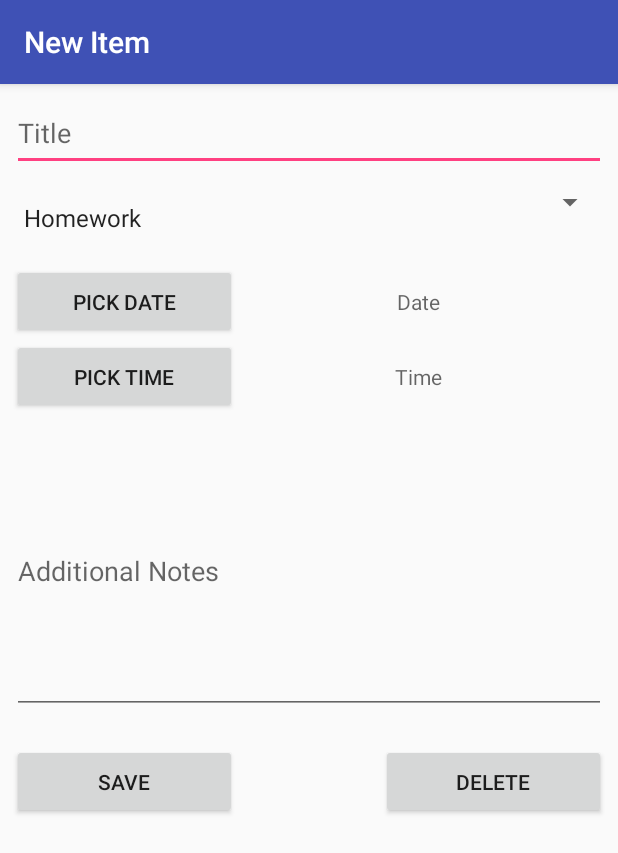
After one commit to RafhaanShah/Study-Assistant, an Android app: the ScheduleItemActivity screen opened directly, with no data from a screen before it, on a phone screen of 412 x 824 dp. The commit adds this screen. Shown: the top 853 px of the screen. Run offline under Robolectric (Android 15) with nearby library versions, the phone set to English and light mode, and no system bars.

Commit message:
Add activity for new schedule item

```diff
--- a/app/src/main/AndroidManifest.xml
+++ b/app/src/main/AndroidManifest.xml
@@ -18,6 +18,9 @@
                 <category android:name="android.intent.category.LAUNCHER" />
             </intent-filter>
         </activity>
+        <activity
+            android:name=".ScheduleItemActivity"
+            android:label="New Item"></activity>
     </application>
 
 </manifest>
--- a/app/src/main/java/com/rafhaanshah/studyassistant/ScheduleFragment.java
+++ b/app/src/main/java/com/rafhaanshah/studyassistant/ScheduleFragment.java
@@ -22,4 +22,5 @@ public class ScheduleFragment extends Fragment {
                              Bundle savedInstanceState) {
         return inflater.inflate(R.layout.fragment_schedule, container, false);
     }
+
 }
--- /dev/null
+++ b/app/src/main/java/com/rafhaanshah/studyassistant/ScheduleItemActivity.java
@@ -0,0 +1,170 @@
+package com.rafhaanshah.studyassistant;
+
+import android.app.AlertDialog;
+import android.app.DatePickerDialog;
+import android.app.TimePickerDialog;
+import android.content.DialogInterface;
+import android.os.Bundle;
+import android.support.v7.app.AppCompatActivity;
+import android.view.View;
+import android.widget.AdapterView;
+import android.widget.ArrayAdapter;
+import android.widget.DatePicker;
+import android.widget.EditText;
+import android.widget.Spinner;
+import android.widget.TextView;
+import android.widget.TimePicker;
+
+import java.text.ParseException;
+import java.text.SimpleDateFormat;
+import java.util.ArrayList;
+import java.util.Calendar;
+import java.util.Date;
+import java.util.List;
+
+public class ScheduleItemActivity extends AppCompatActivity implements AdapterView.OnItemSelectedListener {
+
+    private String title, type, dueDate, dueTime, notes;
+    private long epochTime;
+    private int day, month, year, hour, minute;
+
+    @Override
+    protected void onCreate(Bundle savedInstanceState) {
+        super.onCreate(savedInstanceState);
+        setContentView(R.layout.activity_schedule_item);
+
+        setSpinner();
+
+    }
+
+    public void setSpinner() {
+        // Spinner element
+        Spinner spinner = findViewById(R.id.spinner);
+
+        // Spinner click listener
+        spinner.setOnItemSelectedListener(this);
+
+        List<String> categories = new ArrayList<String>();
+        categories.add("Homework");
+        categories.add("Coursework Assignement");
+        categories.add("Class Test");
+        categories.add("Exam");
+
+        // Creating adapter for spinner
+        ArrayAdapter<String> dataAdapter = new ArrayAdapter<String>(this, android.R.layout.simple_spinner_item, categories);
+
+        // Drop down layout style - list view with radio button
+        dataAdapter.setDropDownViewResource(android.R.layout.simple_spinner_dropdown_item);
+
+        // attaching data adapter to spinner
+        spinner.setAdapter(dataAdapter);
+
+    }
+
+    public void saveItem(View v) {
+        title = ((EditText) findViewById(R.id.titleText)).getText().toString();
+        notes = ((EditText) findViewById(R.id.notesText)).getText().toString();
+        epochTime = parseDateTime(dueDate, dueTime);
+
+
+        //TODO: save item
+        finish();
+    }
+
+    public void deleteItem(View v) {
+        AlertDialog ad = new AlertDialog.Builder(this)
+                .setTitle("Confirm Delete")
+                .setMessage("Are you sure you want to delete this item?")
+                .setPositiveButton("Yes", new DialogInterface.OnClickListener() {
+                    public void onClick(DialogInterface dialog, int which) {
+                        //TODO: delete item, check if exists first
+                        finish();
+                    }
+                })
+                .setNegativeButton("No", new DialogInterface.OnClickListener() {
+                    public void onClick(DialogInterface dialog, int which) {
+
+                    }
+                })
+                .show();
+
+    }
+
+    @Override
+    public void onItemSelected(AdapterView<?> adapterView, View view, int i, long l) {
+        // On selecting a spinner item
+        String item = adapterView.getItemAtPosition(i).toString();
+        type = item;
+    }
+
+    @Override
+    public void onNothingSelected(AdapterView<?> adapterView) {
+
+    }
+
+    public void pickDate(View v) {
+        final TextView dateText = findViewById(R.id.dateText);
+
+        if (day == 0) {
+            final Calendar c = Calendar.getInstance();
+            year = c.get(Calendar.YEAR);
+            month = c.get(Calendar.MONTH);
+            day = c.get(Calendar.DAY_OF_MONTH);
+        }
+
+        //Launch date picker dialog
+        DatePickerDialog datePickerDialog = new DatePickerDialog(this,
+                new DatePickerDialog.OnDateSetListener() {
+
+                    @Override
+                    public void onDateSet(DatePicker view, int pickedYear,
+                                          int monthOfYear, int dayOfMonth) {
+
+                        dateText.setText(dayOfMonth + "/" + (monthOfYear + 1) + "/" + pickedYear);
+                        dueDate = dayOfMonth + "/" + (monthOfYear + 1) + "/" + pickedYear;
+                        year = pickedYear;
+                        month = monthOfYear;
+                        day = dayOfMonth;
+                    }
+                }, year, month, day);
+        datePickerDialog.show();
+    }
+
+    public void pickTime(View v) {
+        final TextView timeText = findViewById(R.id.timeText);
+
+        if (day == 0) {
+            final Calendar c = Calendar.getInstance();
+            hour = c.get(Calendar.HOUR_OF_DAY);
+            minute = c.get(Calendar.MINUTE);
+        }
+
+        // Launch time picker dialog
+        TimePickerDialog timePickerDialog = new TimePickerDialog(this,
+                new TimePickerDialog.OnTimeSetListener() {
+
+                    @Override
+                    public void onTimeSet(TimePicker view, int hourOfDay,
+                                          int minuteOfHour) {
+
+                        timeText.setText(String.format("%02d", hourOfDay) + ":" + String.format("%02d", minuteOfHour));
+                        dueTime = hourOfDay + ":" + minute;
+                        hour = hourOfDay;
+                        minute = minuteOfHour;
+                    }
+                }, hour, minute, false);
+
+        timePickerDialog.show();
+    }
+
+    private long parseDateTime(String date, String time) {
+        SimpleDateFormat df = new SimpleDateFormat("dd/mm/yyyy HH:mm");
+        Date epochDate = null;
+        try {
+            epochDate = df.parse(date + " " + time);
+        } catch (ParseException e) {
+            epochTime = Calendar.getInstance().getTimeInMillis();
+        }
+        return epochDate.getTime();
+    }
+}
--- a/app/src/main/res/layout/activity_main.xml
+++ b/app/src/main/res/layout/activity_main.xml
@@ -11,9 +11,8 @@
     <FrameLayout
         android:id="@+id/content"
         android:layout_width="match_parent"
-        android:layout_height="0dp"
+        android:layout_height="match_parent"
         android:layout_weight="1">
-
     </FrameLayout>
 
     <android.support.design.widget.BottomNavigationView
--- /dev/null
+++ b/app/src/main/res/layout/activity_schedule_item.xml
@@ -0,0 +1,108 @@
+<?xml version="1.0" encoding="utf-8"?>
+<android.support.constraint.ConstraintLayout xmlns:android="http://schemas.android.com/apk/res/android"
+    xmlns:tools="http://schemas.android.com/tools"
+    android:layout_width="match_parent"
+    android:layout_height="match_parent"
+    android:layout_margin="8dp"
+    tools:context="com.rafhaanshah.studyassistant.ScheduleItemActivity">
+
+    <LinearLayout
+        android:layout_width="match_parent"
+        android:layout_height="match_parent"
+        android:orientation="vertical">
+
+        <EditText
+            android:id="@+id/titleText"
+            android:layout_width="match_parent"
+            android:layout_height="50dp"
+            android:hint="Title"
+            android:inputType="textPersonName"
+            android:maxLength="35"
+            android:paddingTop="10dp" />
+
+        <Spinner
+            android:id="@+id/spinner"
+            android:layout_width="match_parent"
+            android:layout_height="wrap_content"
+            android:paddingTop="20dp" />
+
+        <RelativeLayout
+            android:layout_width="match_parent"
+            android:layout_height="120dp"
+            android:paddingTop="20dp">
+
+            <Button
+                android:id="@+id/dateButton"
+                android:layout_width="150dp"
+                android:layout_height="50dp"
+                android:layout_alignParentLeft="true"
+                android:layout_alignParentTop="true"
+                android:onClick="pickDate"
+                android:text="Pick Date" />
+
+            <Button
+                android:id="@+id/timeButton"
+                android:layout_width="150dp"
+                android:layout_height="50dp"
+                android:layout_alignParentBottom="true"
+                android:layout_alignParentLeft="true"
+                android:onClick="pickTime"
+                android:text="Pick Time" />
+
+            <TextView
+                android:id="@+id/dateText"
+                android:layout_width="250dp"
+                android:layout_height="50dp"
+                android:layout_alignParentRight="true"
+                android:layout_alignParentTop="true"
+                android:gravity="center"
+                android:hint="Date" />
+
+            <TextView
+                android:id="@+id/timeText"
+                android:layout_width="250dp"
+                android:layout_height="50dp"
+                android:layout_alignParentBottom="true"
+                android:layout_alignParentRight="true"
+                android:gravity="center"
+                android:hint="Time" />
+
+        </RelativeLayout>
+
+        <EditText
+            android:id="@+id/notesText"
+            android:layout_width="match_parent"
+            android:layout_height="200dp"
+            android:hint="Additional Notes"
+            android:inputType="textMultiLine"
+            android:maxLength="250"
+            android:paddingTop="20dp" />
+
+        <RelativeLayout
+            android:layout_width="match_parent"
+            android:layout_height="120dp"
+            android:paddingTop="20dp">
+
+            <Button
+                android:id="@+id/saveButton"
+                android:layout_width="150dp"
+                android:layout_height="50dp"
+                android:layout_alignParentLeft="true"
+                android:layout_alignParentTop="true"
+                android:onClick="saveItem"
+                android:text="Save" />
+
+            <Button
+                android:id="@+id/cancelButton"
+                android:layout_width="150dp"
+                android:layout_height="50dp"
+                android:layout_alignParentRight="true"
+                android:layout_alignParentTop="true"
+                android:onClick="deleteItem"
+                android:text="Delete" />
+
+        </RelativeLayout>
+
+    </LinearLayout>
+
+</android.support.constraint.ConstraintLayout>
--- a/app/src/main/res/menu/navigation.xml
+++ b/app/src/main/res/menu/navigation.xml
@@ -4,16 +4,16 @@
     <item
         android:id="@+id/navigation_home"
         android:icon="@drawable/ic_home_black_24dp"
-        android:title="@string/title_home" />
+        android:title="Schedule" />
 
     <item
         android:id="@+id/navigation_dashboard"
         android:icon="@drawable/ic_dashboard_black_24dp"
-        android:title="@string/title_dashboard" />
+        android:title="Flash Cards" />
 
     <item
         android:id="@+id/navigation_notifications"
         android:icon="@drawable/ic_notifications_black_24dp"
-        android:title="@string/title_notifications" />
+        android:title="Lectures" />
 
 </menu>
--- a/app/src/main/res/values/dimens.xml
+++ b/app/src/main/res/values/dimens.xml
@@ -2,4 +2,5 @@
     <!-- Default screen margins, per the Android Design guidelines. -->
     <dimen name="activity_horizontal_margin">16dp</dimen>
     <dimen name="activity_vertical_margin">16dp</dimen>
+    <dimen name="fab_margin">16dp</dimen>
 </resources>
--- a/app/src/main/res/values/strings.xml
+++ b/app/src/main/res/values/strings.xml
@@ -4,5 +4,6 @@
     <string name="title_dashboard">Dashboard</string>
     <string name="title_notifications">Notifications</string>
     <string name="title_activity_flash">FlashActivity</string>
+    <string name="title_activity_main2">Main2Activity</string>
 
 </resources>
```
Also changed, not shown: app/src/main/java/com/rafhaanshah/studyassistant/MainActivity.java (+7 -0 lines), app/src/main/res/layout/fragment_schedule.xml (+14 -6 lines), app/src/main/res/values/styles.xml (+9 -0 lines).
